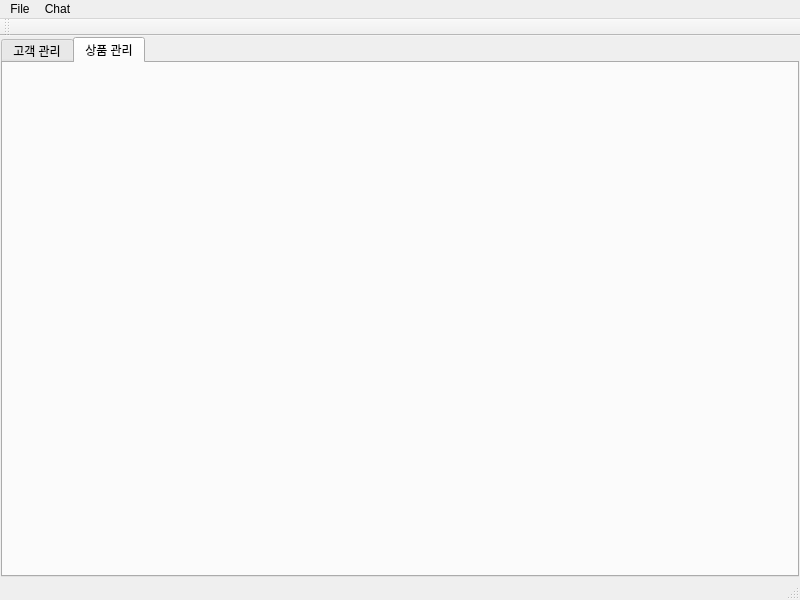
Above: CustomerProduct2Project/mainwindow.ui from SaintMonguss/Qt before the change. Below: the same form after it.
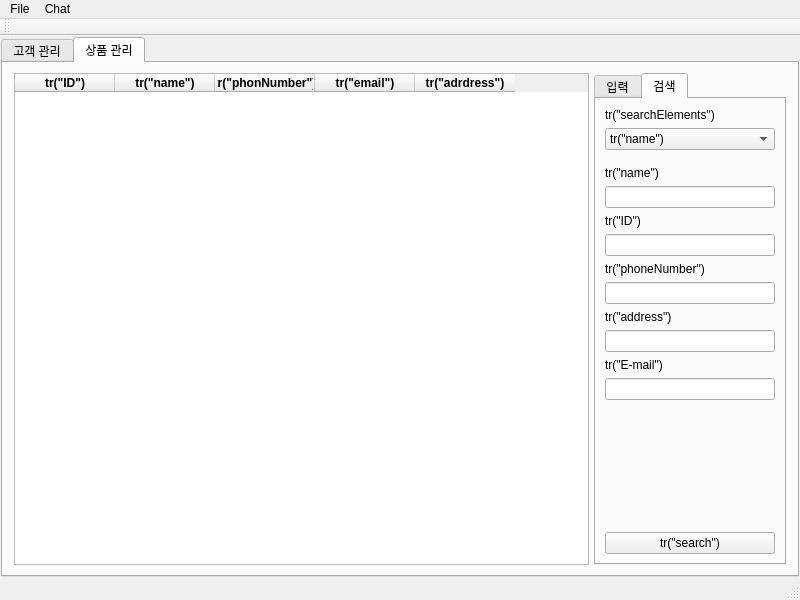
That is the form after the change. The open tabs and pages were chosen to show the change.

Commit message:
UI 구성
..ing...

Diff of the .ui file:
```diff
--- a/CustomerProduct2Project/mainwindow.ui
+++ b/CustomerProduct2Project/mainwindow.ui
@@ -261,6 +261,465 @@
        <attribute name="title">
         <string>상품 관리</string>
        </attribute>
+       <layout class="QHBoxLayout" name="horizontalLayout_11">
+        <item>
+         <layout class="QHBoxLayout" name="horizontalLayout_6" stretch="12,0,4">
+          <property name="spacing">
+           <number>0</number>
+          </property>
+          <property name="leftMargin">
+           <number>2</number>
+          </property>
+          <property name="topMargin">
+           <number>1</number>
+          </property>
+          <property name="rightMargin">
+           <number>2</number>
+          </property>
+          <property name="bottomMargin">
+           <number>1</number>
+          </property>
+          <item>
+           <widget class="QTableWidget" name="tableWidget_2">
+            <column>
+             <property name="text">
+              <string>tr(&quot;ID&quot;)</string>
+             </property>
+             <property name="font">
+              <font>
+               <bold>true</bold>
+              </font>
+             </property>
+            </column>
+            <column>
+             <property name="text">
+              <string>tr(&quot;name&quot;)</string>
+             </property>
+             <property name="font">
+              <font>
+               <bold>true</bold>
+              </font>
+             </property>
+            </column>
+            <column>
+             <property name="text">
+              <string>tr(&quot;phonNumber&quot;)</string>
+             </property>
+             <property name="font">
+              <font>
+               <bold>true</bold>
+              </font>
+             </property>
+            </column>
+            <column>
+             <property name="text">
+              <string>tr(&quot;email&quot;)</string>
+             </property>
+             <property name="font">
+              <font>
+               <bold>true</bold>
+              </font>
+             </property>
+            </column>
+            <column>
+             <property name="text">
+              <string>tr(&quot;adrdress&quot;)</string>
+             </property>
+             <property name="font">
+              <font>
+               <bold>true</bold>
+              </font>
+             </property>
+            </column>
+           </widget>
+          </item>
+          <item>
+           <spacer name="horizontalSpacer_3">
+            <property name="orientation">
+             <enum>Qt::Horizontal</enum>
+            </property>
+            <property name="sizeType">
+             <enum>QSizePolicy::Minimum</enum>
+            </property>
+            <property name="sizeHint" stdset="0">
+             <size>
+              <width>5</width>
+              <height>18</height>
+             </size>
+            </property>
+           </spacer>
+          </item>
+          <item>
+           <widget class="QTabWidget" name="tabWidget_3">
+            <property name="currentIndex">
+             <number>1</number>
+            </property>
+            <widget class="QWidget" name="m_customerAddTab_2">
+             <attribute name="title">
+              <string>입력</string>
+             </attribute>
+             <layout class="QHBoxLayout" name="horizontalLayout_8">
+              <item>
+               <layout class="QVBoxLayout" name="verticalLayout_14">
+                <item>
+                 <layout class="QVBoxLayout" name="verticalLayout_15">
+                  <property name="sizeConstraint">
+                   <enum>QLayout::SetDefaultConstraint</enum>
+                  </property>
+                  <item>
+                   <widget class="QLabel" name="label_12">
+                    <property name="sizePolicy">
+                     <sizepolicy hsizetype="Expanding" vsizetype="Maximum">
+                      <horstretch>0</horstretch>
+                      <verstretch>0</verstretch>
+                     </sizepolicy>
+                    </property>
+                    <property name="text">
+                     <string>tr(&quot;name&quot;)</string>
+                    </property>
+                   </widget>
+                  </item>
+                  <item>
+                   <widget class="QLineEdit" name="lineEdit_11"/>
+                  </item>
+                 </layout>
+                </item>
+                <item>
+                 <layout class="QVBoxLayout" name="verticalLayout_16">
+                  <item>
+                   <widget class="QLabel" name="label_13">
+                    <property name="sizePolicy">
+                     <sizepolicy hsizetype="Expanding" vsizetype="Maximum">
+                      <horstretch>0</horstretch>
+                      <verstretch>0</verstretch>
+                     </sizepolicy>
+                    </property>
+                    <property name="text">
+                     <string>tr(&quot;ID&quot;)</string>
+                    </property>
+                   </widget>
+                  </item>
+                  <item>
+                   <widget class="QLineEdit" name="lineEdit_12">
+                    <property name="readOnly">
+                     <bool>true</bool>
+                    </property>
+                   </widget>
+                  </item>
+                 </layout>
+                </item>
+                <item>
+                 <layout class="QVBoxLayout" name="verticalLayout_17">
+                  <item>
+                   <widget class="QLabel" name="label_14">
+                    <property name="sizePolicy">
+                     <sizepolicy hsizetype="Expanding" vsizetype="Maximum">
+                      <horstretch>0</horstretch>
+                      <verstretch>0</verstretch>
+                     </sizepolicy>
+                    </property>
+                    <property name="text">
+                     <string>tr(&quot;phoneNumber&quot;)</string>
+                    </property>
+                   </widget>
+                  </item>
+                  <item>
+                   <widget class="QLineEdit" name="lineEdit_13"/>
+                  </item>
+                 </layout>
+                </item>
+                <item>
+                 <layout class="QVBoxLayout" name="verticalLayout_18">
+                  <item>
+                   <widget class="QLabel" name="label_15">
+                    <property name="sizePolicy">
+                     <sizepolicy hsizetype="Expanding" vsizetype="Maximum">
+                      <horstretch>0</horstretch>
+                      <verstretch>0</verstretch>
+                     </sizepolicy>
+                    </property>
+                    <property name="text">
+                     <string>tr(&quot;address&quot;)</string>
+                    </property>
+                   </widget>
+                  </item>
+                  <item>
+                   <widget class="QLineEdit" name="lineEdit_14"/>
+                  </item>
+                 </layout>
+                </item>
+                <item>
+                 <layout class="QVBoxLayout" name="verticalLayout_19">
+                  <item>
+                   <widget class="QLabel" name="label_16">
+                    <property name="sizePolicy">
+                     <sizepolicy hsizetype="Expanding" vsizetype="Maximum">
+                      <horstretch>0</horstretch>
+                      <verstretch>0</verstretch>
+                     </sizepolicy>
+                    </property>
+                    <property name="text">
+                     <string>tr(&quot;E-mail&quot;)</string>
+                    </property>
+                   </widget>
+                  </item>
+                  <item>
+                   <widget class="QLineEdit" name="lineEdit_15"/>
+                  </item>
+                 </layout>
+                </item>
+                <item>
+                 <spacer name="verticalSpacer_4">
+                  <property name="orientation">
+                   <enum>Qt::Vertical</enum>
+                  </property>
+                  <property name="sizeHint" stdset="0">
+                   <size>
+                    <width>20</width>
+                    <height>40</height>
+                   </size>
+                  </property>
+                 </spacer>
+                </item>
+                <item>
+                 <layout class="QHBoxLayout" name="horizontalLayout_9">
+                  <property name="sizeConstraint">
+                   <enum>QLayout::SetNoConstraint</enum>
+                  </property>
+                  <item>
+                   <widget class="QPushButton" name="pushButton_4">
+                    <property name="text">
+                     <string>tr(&quot;change&quot;)</string>
+                    </property>
+                   </widget>
+                  </item>
+                  <item>
+                   <spacer name="horizontalSpacer_4">
+                    <property name="orientation">
+                     <enum>Qt::Horizontal</enum>
+                    </property>
+                    <property name="sizeType">
+                     <enum>QSizePolicy::Maximum</enum>
+                    </property>
+                    <property name="sizeHint" stdset="0">
+                     <size>
+                      <width>13</width>
+                      <height>21</height>
+                     </size>
+                    </property>
+                   </spacer>
+                  </item>
+                  <item>
+                   <widget class="QPushButton" name="pushButton_5">
+                    <property name="text">
+                     <string>tr(&quot;add&quot;)</string>
+                    </property>
+                   </widget>
+                  </item>
+                 </layout>
+                </item>
+               </layout>
+              </item>
+             </layout>
+            </widget>
+            <widget class="QWidget" name="m_customerSerchTab_2">
+             <attribute name="title">
+              <string>검색</string>
+             </attribute>
+             <layout class="QHBoxLayout" name="horizontalLayout_10">
+              <item>
+               <layout class="QVBoxLayout" name="verticalLayout_20">
+                <item>
+                 <widget class="QLabel" name="label_17">
+                  <property name="text">
+                   <string>tr(&quot;searchElements&quot;)</string>
+                  </property>
+                 </widget>
+                </item>
+                <item>
+                 <widget class="QComboBox" name="comboBox_2">
+                  <item>
+                   <property name="text">
+                    <string>tr(&quot;name&quot;)</string>
+                   </property>
+                  </item>
+                  <item>
+                   <property name="text">
+                    <string>tr(&quot;ID&quot;)</string>
+                   </property>
+                  </item>
+                  <item>
+                   <property name="text">
+                    <string>tr(&quot;phoneNumber&quot;)</string>
+                   </property>
+                  </item>
+                  <item>
+                   <property name="text">
+                    <string>tr(&quot;address&quot;)</string>
+                   </property>
+                  </item>
+                  <item>
+                   <property name="text">
+                    <string>tr(&quot;E-mail&quot;)</string>
+                   </property>
+                  </item>
+                 </widget>
+                </item>
+                <item>
+                 <spacer name="verticalSpacer_5">
+                  <property name="orientation">
+                   <enum>Qt::Vertical</enum>
+                  </property>
+                  <property name="sizeType">
+                   <enum>QSizePolicy::Fixed</enum>
+                  </property>
+                  <property name="sizeHint" stdset="0">
+                   <size>
+                    <width>20</width>
+                    <height>10</height>
+                   </size>
+                  </property>
+                 </spacer>
+                </item>
+                <item>
+                 <layout class="QVBoxLayout" name="verticalLayout_21">
+                  <property name="sizeConstraint">
+                   <enum>QLayout::SetDefaultConstraint</enum>
+                  </property>
+                  <item>
+                   <widget class="QLabel" name="label_18">
+                    <property name="sizePolicy">
+                     <sizepolicy hsizetype="Expanding" vsizetype="Maximum">
+                      <horstretch>0</horstretch>
+                      <verstretch>0</verstretch>
+                     </sizepolicy>
+                    </property>
+                    <property name="text">
+                     <string>tr(&quot;name&quot;)</string>
+                    </property>
+                   </widget>
+                  </item>
+                  <item>
+                   <widget class="QLineEdit" name="lineEdit_16"/>
+                  </item>
+                 </layout>
+                </item>
+                <item>
+                 <layout class="QVBoxLayout" name="verticalLayout_22">
+                  <item>
+                   <widget class="QLabel" name="label_19">
+                    <property name="sizePolicy">
+                     <sizepolicy hsizetype="Expanding" vsizetype="Maximum">
+                      <horstretch>0</horstretch>
+                      <verstretch>0</verstretch>
+                     </sizepolicy>
+                    </property>
+                    <property name="text">
+                     <string>tr(&quot;ID&quot;)</string>
+                    </property>
+                   </widget>
+                  </item>
+                  <item>
+                   <widget class="QLineEdit" name="lineEdit_17">
+                    <property name="readOnly">
+                     <bool>true</bool>
+                    </property>
+                   </widget>
+                  </item>
+                 </layout>
+                </item>
+                <item>
+                 <layout class="QVBoxLayout" name="verticalLayout_23">
+                  <item>
+                   <widget class="QLabel" name="label_20">
+                    <property name="sizePolicy">
+                     <sizepolicy hsizetype="Expanding" vsizetype="Maximum">
+                      <horstretch>0</horstretch>
+                      <verstretch>0</verstretch>
+                     </sizepolicy>
+                    </property>
+                    <property name="text">
+                     <string>tr(&quot;phoneNumber&quot;)</string>
+                    </property>
+                   </widget>
+                  </item>
+                  <item>
+                   <widget class="QLineEdit" name="lineEdit_18"/>
+                  </item>
+                 </layout>
+                </item>
+                <item>
+                 <layout class="QVBoxLayout" name="verticalLayout_24">
+                  <item>
+                   <widget class="QLabel" name="label_21">
+                    <property name="sizePolicy">
+                     <sizepolicy hsizetype="Expanding" vsizetype="Maximum">
+                      <horstretch>0</horstretch>
+                      <verstretch>0</verstretch>
+                     </sizepolicy>
+                    </property>
+                    <property name="text">
+                     <string>tr(&quot;address&quot;)</string>
+                    </property>
+                   </widget>
+                  </item>
+                  <item>
+                   <widget class="QLineEdit" name="lineEdit_19"/>
+                  </item>
+                 </layout>
+                </item>
+                <item>
+                 <layout class="QVBoxLayout" name="verticalLayout_25">
+                  <item>
+                   <widget class="QLabel" name="label_22">
+                    <property name="sizePolicy">
+                     <sizepolicy hsizetype="Expanding" vsizetype="Maximum">
+                      <horstretch>0</horstretch>
+                      <verstretch>0</verstretch>
+                     </sizepolicy>
+                    </property>
+                    <property name="text">
+                     <string>tr(&quot;E-mail&quot;)</string>
+                    </property>
+                   </widget>
+                  </item>
+                  <item>
+                   <widget class="QLineEdit" name="lineEdit_20"/>
+                  </item>
+                 </layout>
+                </item>
+                <item>
+                 <spacer name="verticalSpacer_6">
+                  <property name="orientation">
+                   <enum>Qt::Vertical</enum>
+                  </property>
+                  <property name="sizeType">
+                   <enum>QSizePolicy::Expanding</enum>
+                  </property>
+                  <property name="sizeHint" stdset="0">
+                   <size>
+                    <width>20</width>
+                    <height>40</height>
+                   </size>
+                  </property>
+                 </spacer>
+                </item>
+                <item>
+                 <widget class="QPushButton" name="pushButton_6">
+                  <property name="text">
+                   <string>tr(&quot;search&quot;)</string>
+                  </property>
+                 </widget>
+                </item>
+               </layout>
+              </item>
+             </layout>
+            </widget>
+           </widget>
+          </item>
+         </layout>
+        </item>
+       </layout>
       </widget>
      </widget>
     </item>
```
Left out of the diff: 262 changed lines with no effect on the pictures.
